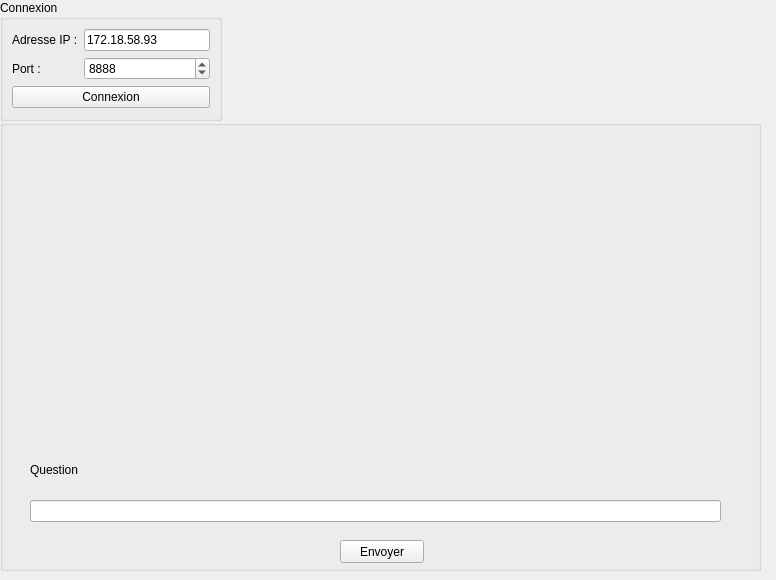
First picture: the form in PopSauce_Client/widgetpopsauceclient.ui, repository popomomlolo/PopSauce, before the edit.
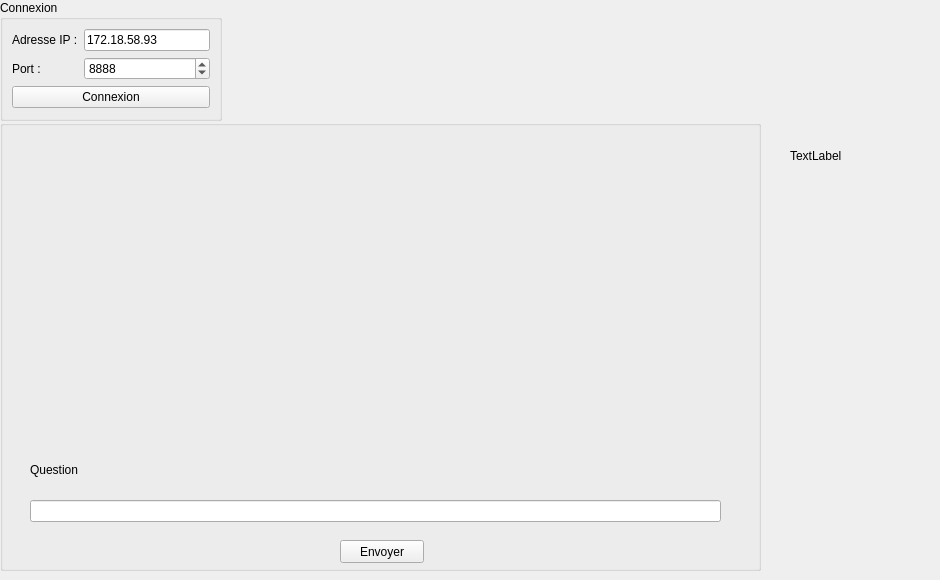
Second picture: the form after the edit.

Patch:
```diff
--- a/PopSauce_Client/widgetpopsauceclient.ui
+++ b/PopSauce_Client/widgetpopsauceclient.ui
@@ -6,7 +6,7 @@
    <rect>
     <x>0</x>
     <y>0</y>
-    <width>776</width>
+    <width>940</width>
     <height>580</height>
    </rect>
   </property>
@@ -128,6 +128,19 @@
     </property>
    </widget>
   </widget>
+  <widget class="QLabel" name="labelAfficherReponseEcrit">
+   <property name="geometry">
+    <rect>
+     <x>790</x>
+     <y>130</y>
+     <width>121</width>
+     <height>51</height>
+    </rect>
+   </property>
+   <property name="text">
+    <string>TextLabel</string>
+   </property>
+  </widget>
  </widget>
  <resources/>
  <connections/>
```
